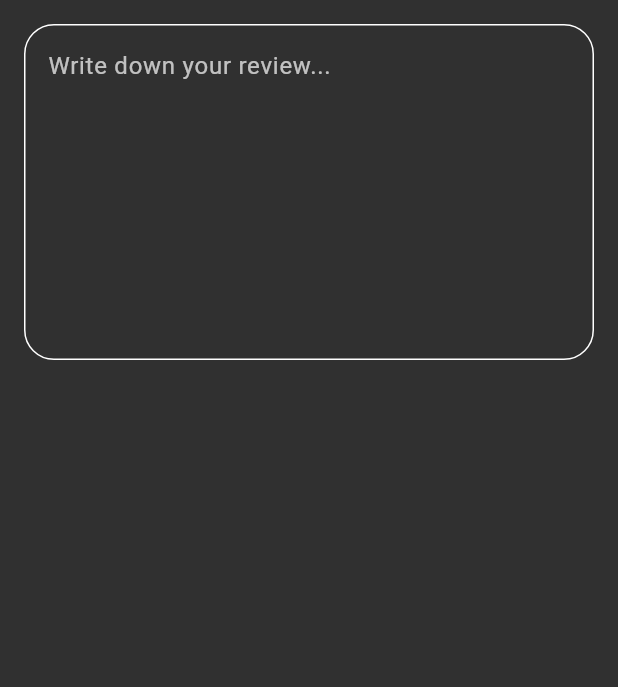
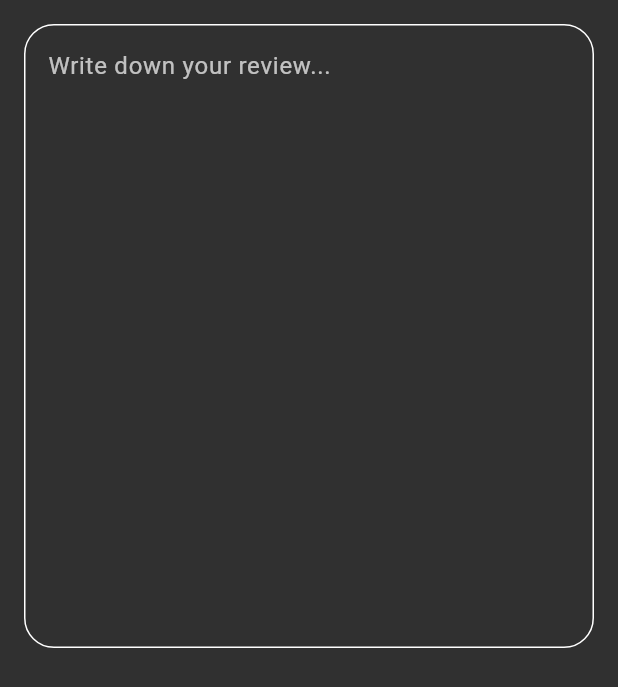
Before and after one commit to RickyHideyukiTakakura/project-flutter-utfpr, a Flutter app: the ReviewTextField widget shown alone on an empty page, opened directly with empty values, on a phone screen of 412 x 824 dp. Shown: the top 687 px of the screen. Run offline on Flutter 3.47's test engine with Material 3 defaults, Android fonts, the phone set to English and light mode, and no system bars; network calls fail.

Commit message:
fix: adjust height of input review

```diff
--- a/lib/widgets/review/review_form.dart
+++ b/lib/widgets/review/review_form.dart
@@ -25,6 +25,7 @@ class _ReviewFormState extends State<ReviewForm> {
     return Form(
       key: formKey,
       child: Column(
+        mainAxisSize: MainAxisSize.max,
         children: [
           MovieTitleAndRatingForm(
             movie: widget.movie,
@@ -147,9 +148,10 @@ class ReviewTextField extends StatelessWidget {
   Widget build(BuildContext context) {
     return Padding(
       padding: const EdgeInsets.all(16),
+      child: Expanded(
         child: TextFormField(
           controller: reviewController,
-        maxLines: 8,
+          maxLines: 16,
           keyboardType: TextInputType.multiline,
           decoration: const InputDecoration(
             labelText: 'Write down your review...',
@@ -171,6 +173,7 @@ class ReviewTextField extends StatelessWidget {
             ),
           ),
           style: const TextStyle(color: Colors.white),
+        ),
       ),
     );
   }
```
Also changed, not shown: 1 other file. Lines whose indentation alone changed are shown as unchanged.
